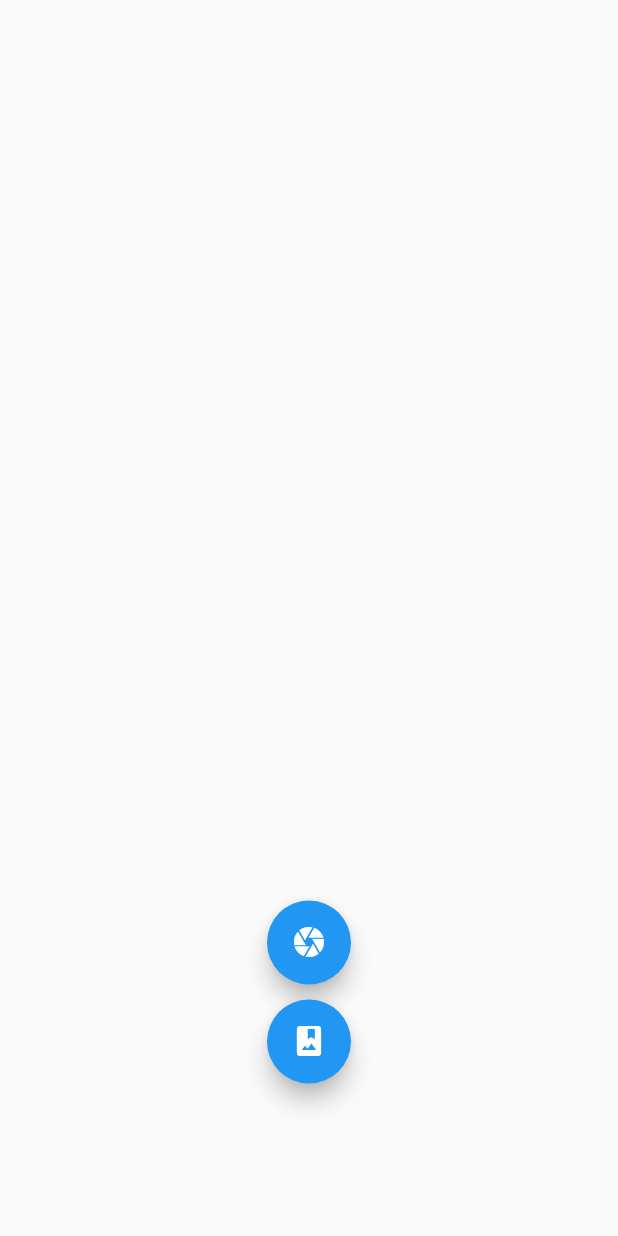
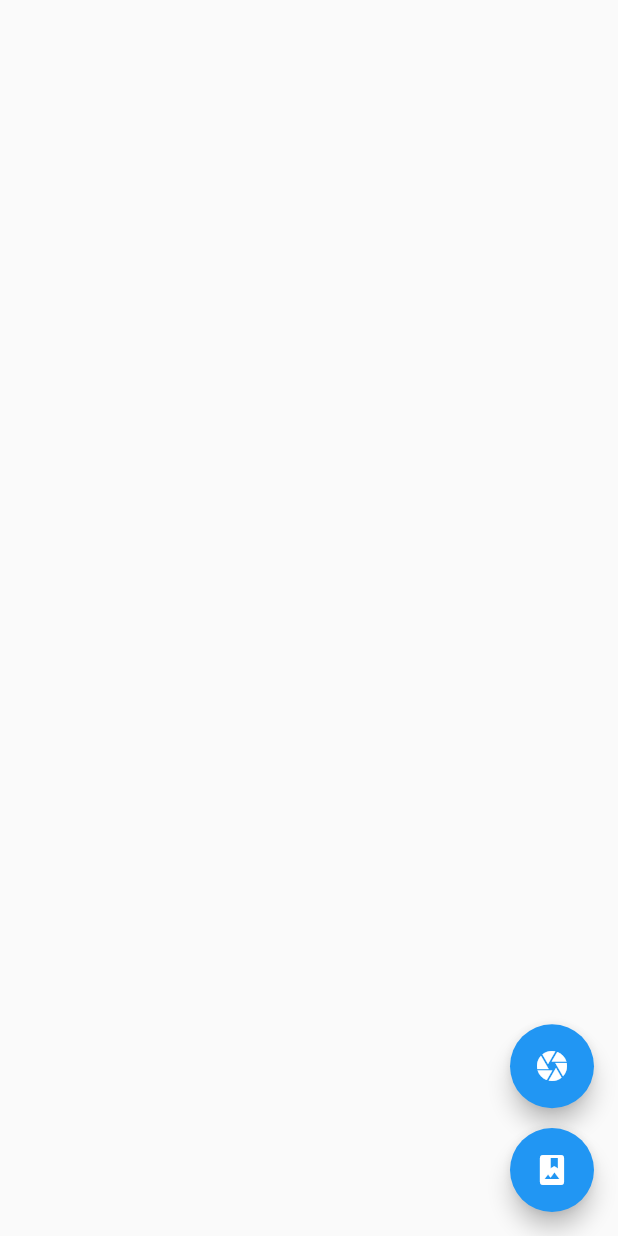
Before and after one commit to coconut-DCU/coconut_FE, a Flutter app: the screen it shows after launch, after a tap on "시작하기", on a phone screen of 412 x 824 dp. Run offline on Flutter 3.47's test engine with Material 2 defaults, Android fonts, the light colour scheme and no system bars; our stand-ins replace get, image_picker.

Commit message:
change button position

```diff
--- a/lib/page/select_page.dart
+++ b/lib/page/select_page.dart
@@ -27,12 +27,45 @@ class _SelectPageState extends State<SelectPage> {
             children: [
               SizedBox(height: screenHeight * 0.13),
               _area(),
-              SizedBox(height: screenHeight * 0.55),
-              bodyWidget(),
-              SizedBox(height: screenHeight * 0.09)
             ],
-          )
-        )
+          ),
+        ),
+
+        floatingActionButton: Stack(
+          children: [
+            Align(
+              alignment: Alignment(
+                Alignment.bottomRight.x, Alignment.bottomRight.y - 0.18
+              ),
+              child: FloatingActionButton(    //camera button
+                onPressed: () async {
+                  final image = await picker.pickImage(source: ImageSource.camera);
+                  if (image != null) {
+                    setState(() {
+                      images!.add(image);
+                    });
+                  }
+                },
+                heroTag: 'image0',
+                child: const Icon(Icons.camera),
+              ),
+            ),
+            Align(
+              alignment: Alignment.bottomRight,
+              child: FloatingActionButton(    //photo button
+                onPressed: () async {
+                  final multiImage = await picker.pickMultiImage();
+                  setState(() {
+                    images!.addAll(multiImage);
+                  });
+                },
+                heroTag: 'image1',
+                child: const Icon(Icons.photo_album),
+              ),
+            )
+          ],
+        ),
+
       ),
     );
   }
@@ -91,50 +124,4 @@ class _SelectPageState extends State<SelectPage> {
       ),
     );
   }
-
-  Widget bodyWidget () {
-    return Column(
-      children: [
-        _cameraButton(),
-          const SizedBox(height: 10),
-          _photoButton(),
-      ],
-    );
-  }
-
-  Widget _cameraButton() {
-    return Column(
-      children: [
-        FloatingActionButton(
-          onPressed: () async {
-           final image = await picker.pickImage(source: ImageSource.camera);
-           if (image != null) {
-             setState(() {
-               images!.add(image);
-             });
-           }
-          },
-          heroTag: 'image0',
-          child: const Icon(Icons.camera),
-        ),
-      ],
-    );
-  }
-
-  Widget _photoButton() {
-    return Column(
-      children: [
-        FloatingActionButton(
-          onPressed: () async {
-            final multiImage = await picker.pickMultiImage();
-            setState(() {
-              images!.addAll(multiImage);
-            });
-          },
-          heroTag: 'image1',
-          child: const Icon(Icons.photo_album),
-        ),
-      ],
-    );
-  }
 }
```
